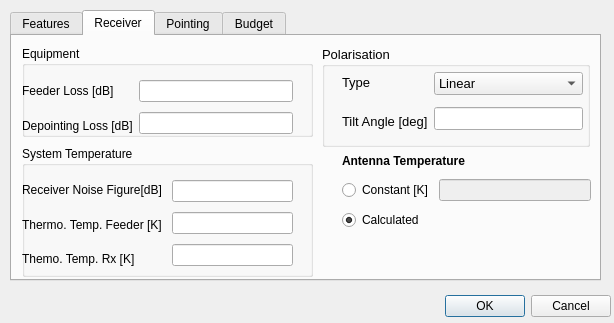
First picture: the form in sta-src/Payloads/receiverPayloadDialog.ui, repository Dwarf-Planet-Project/SpaceDesignTool, before the edit.
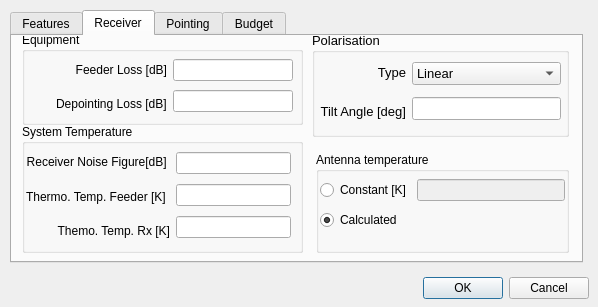
Second picture: the form after the edit. The open tabs and pages were chosen to show the change.

Commit message: Updating Ricardo's GUI for Tx and Rx

Patch:
```diff
--- a/sta-src/Payloads/receiverPayloadDialog.ui
+++ b/sta-src/Payloads/receiverPayloadDialog.ui
@@ -6,20 +6,20 @@
    <rect>
     <x>0</x>
     <y>0</y>
-    <width>614</width>
-    <height>323</height>
+    <width>598</width>
+    <height>307</height>
    </rect>
   </property>
   <property name="minimumSize">
    <size>
-    <width>614</width>
-    <height>323</height>
+    <width>598</width>
+    <height>307</height>
    </size>
   </property>
   <property name="maximumSize">
    <size>
-    <width>614</width>
-    <height>323</height>
+    <width>598</width>
+    <height>307</height>
    </size>
   </property>
   <property name="sizeIncrement">
@@ -34,8 +34,8 @@
   <widget class="QDialogButtonBox" name="buttonBox">
    <property name="geometry">
     <rect>
-     <x>270</x>
-     <y>290</y>
+     <x>248</x>
+     <y>272</y>
      <width>341</width>
      <height>32</height>
     </rect>
@@ -52,8 +52,8 @@
     <rect>
      <x>10</x>
      <y>10</y>
-     <width>591</width>
-     <height>271</height>
+     <width>573</width>
+     <height>253</height>
     </rect>
    </property>
    <property name="currentIndex">
@@ -287,10 +287,10 @@
     <widget class="QGroupBox" name="PolarisationGroupBox">
      <property name="geometry">
       <rect>
-       <x>310</x>
-       <y>10</y>
-       <width>268</width>
-       <height>101</height>
+       <x>300</x>
+       <y>-4</y>
+       <width>257</width>
+       <height>105</height>
       </rect>
      </property>
      <property name="font">
@@ -304,8 +304,8 @@
      <widget class="QWidget" name="layoutWidget">
       <property name="geometry">
        <rect>
-        <x>20</x>
-        <y>20</y>
+        <x>8</x>
+        <y>24</y>
         <width>241</width>
         <height>72</height>
        </rect>
@@ -318,6 +318,9 @@
            <property name="text">
             <string>Type</string>
            </property>
+           <property name="alignment">
+            <set>Qt::AlignRight|Qt::AlignTrailing|Qt::AlignVCenter</set>
+           </property>
           </widget>
          </item>
          <item>
@@ -325,6 +328,9 @@
            <property name="text">
             <string>Tilt Angle [deg]</string>
            </property>
+           <property name="alignment">
+            <set>Qt::AlignRight|Qt::AlignTrailing|Qt::AlignVCenter</set>
+           </property>
           </widget>
          </item>
         </layout>
@@ -369,9 +375,9 @@
      <property name="geometry">
       <rect>
        <x>10</x>
-       <y>110</y>
-       <width>291</width>
-       <height>131</height>
+       <y>88</y>
+       <width>281</width>
+       <height>129</height>
       </rect>
      </property>
      <property name="title">
@@ -380,9 +386,9 @@
      <widget class="QWidget" name="layoutWidget">
       <property name="geometry">
        <rect>
-        <x>0</x>
-        <y>30</y>
-        <width>271</width>
+        <x>4</x>
+        <y>24</y>
+        <width>265</width>
         <height>97</height>
        </rect>
       </property>
@@ -394,6 +400,9 @@
            <property name="text">
             <string>Receiver Noise Figure[dB] </string>
            </property>
+           <property name="alignment">
+            <set>Qt::AlignRight|Qt::AlignTrailing|Qt::AlignVCenter</set>
+           </property>
           </widget>
          </item>
          <item>
@@ -408,6 +417,9 @@
            <property name="text">
             <string>Themo. Temp. Rx [K]</string>
            </property>
+           <property name="alignment">
+            <set>Qt::AlignRight|Qt::AlignTrailing|Qt::AlignVCenter</set>
+           </property>
           </widget>
          </item>
         </layout>
@@ -449,78 +461,13 @@
       </layout>
      </widget>
     </widget>
-    <widget class="QLabel" name="label">
-     <property name="geometry">
-      <rect>
-       <x>330</x>
-       <y>116</y>
-       <width>159</width>
-       <height>18</height>
-      </rect>
-     </property>
-     <property name="font">
-      <font>
-       <weight>75</weight>
-       <bold>true</bold>
-      </font>
-     </property>
-     <property name="text">
-      <string>Antenna Temperature</string>
-     </property>
-    </widget>
-    <widget class="QWidget" name="layoutWidget_2">
-     <property name="geometry">
-      <rect>
-       <x>330</x>
-       <y>140</y>
-       <width>249</width>
-       <height>59</height>
-      </rect>
-     </property>
-     <layout class="QVBoxLayout" name="verticalLayout_20">
-      <item>
-       <layout class="QHBoxLayout" name="horizontalLayout_12">
-        <item>
-         <widget class="QRadioButton" name="ConstantTempRadioButton">
-          <property name="text">
-           <string>Constant [K]</string>
-          </property>
-         </widget>
-        </item>
-        <item>
-         <widget class="QLineEdit" name="AntennaTempLineEdit">
-          <property name="enabled">
-           <bool>false</bool>
-          </property>
-          <property name="text">
-           <string/>
-          </property>
-          <property name="alignment">
-           <set>Qt::AlignRight|Qt::AlignTrailing|Qt::AlignVCenter</set>
-          </property>
-         </widget>
-        </item>
-       </layout>
-      </item>
-      <item>
-       <widget class="QRadioButton" name="CalculatedTempRadioButton">
-        <property name="text">
-         <string>Calculated</string>
-        </property>
-        <property name="checked">
-         <bool>true</bool>
-        </property>
-       </widget>
-      </item>
-     </layout>
-    </widget>
     <widget class="QGroupBox" name="EquipmentGroupBox">
      <property name="geometry">
       <rect>
        <x>10</x>
-       <y>10</y>
-       <width>291</width>
-       <height>91</height>
+       <y>-4</y>
+       <width>281</width>
+       <height>93</height>
       </rect>
      </property>
      <property name="title">
@@ -529,10 +476,10 @@
      <widget class="QWidget" name="layoutWidget">
       <property name="geometry">
        <rect>
-        <x>0</x>
-        <y>30</y>
-        <width>271</width>
-        <height>64</height>
+        <x>34</x>
+        <y>24</y>
+        <width>237</width>
+        <height>61</height>
        </rect>
       </property>
       <layout class="QHBoxLayout" name="horizontalLayout_5">
@@ -543,6 +490,9 @@
            <property name="text">
             <string>Feeder Loss [dB]</string>
            </property>
+           <property name="alignment">
+            <set>Qt::AlignRight|Qt::AlignTrailing|Qt::AlignVCenter</set>
+           </property>
           </widget>
          </item>
          <item>
@@ -575,6 +525,65 @@
       </layout>
      </widget>
     </widget>
+    <widget class="QGroupBox" name="groupBox_2">
+     <property name="geometry">
+      <rect>
+       <x>304</x>
+       <y>116</y>
+       <width>253</width>
+       <height>101</height>
+      </rect>
+     </property>
+     <property name="title">
+      <string>Antenna temperature</string>
+     </property>
+     <widget class="QWidget" name="layoutWidget_2">
+      <property name="geometry">
+       <rect>
+        <x>4</x>
+        <y>24</y>
+        <width>245</width>
+        <height>59</height>
+       </rect>
+      </property>
+      <layout class="QVBoxLayout" name="verticalLayout_20">
+       <item>
+        <layout class="QHBoxLayout" name="horizontalLayout_12">
+         <item>
+          <widget class="QRadioButton" name="ConstantTempRadioButton">
+           <property name="text">
+            <string>Constant [K]</string>
+           </property>
+          </widget>
+         </item>
+         <item>
+          <widget class="QLineEdit" name="AntennaTempLineEdit">
+           <property name="enabled">
+            <bool>false</bool>
+           </property>
+           <property name="text">
+            <string/>
+           </property>
+           <property name="alignment">
+            <set>Qt::AlignRight|Qt::AlignTrailing|Qt::AlignVCenter</set>
+           </property>
+          </widget>
+         </item>
+        </layout>
+       </item>
+       <item>
+        <widget class="QRadioButton" name="CalculatedTempRadioButton">
+         <property name="text">
+          <string>Calculated</string>
+         </property>
+         <property name="checked">
+          <bool>true</bool>
+         </property>
+        </widget>
+       </item>
+      </layout>
+     </widget>
+    </widget>
    </widget>
    <widget class="QWidget" name="PointingPage">
     <attribute name="title">
```
Left out of the diff: 126 changed lines with no effect on the pictures. The commit also changes 1 other file.
